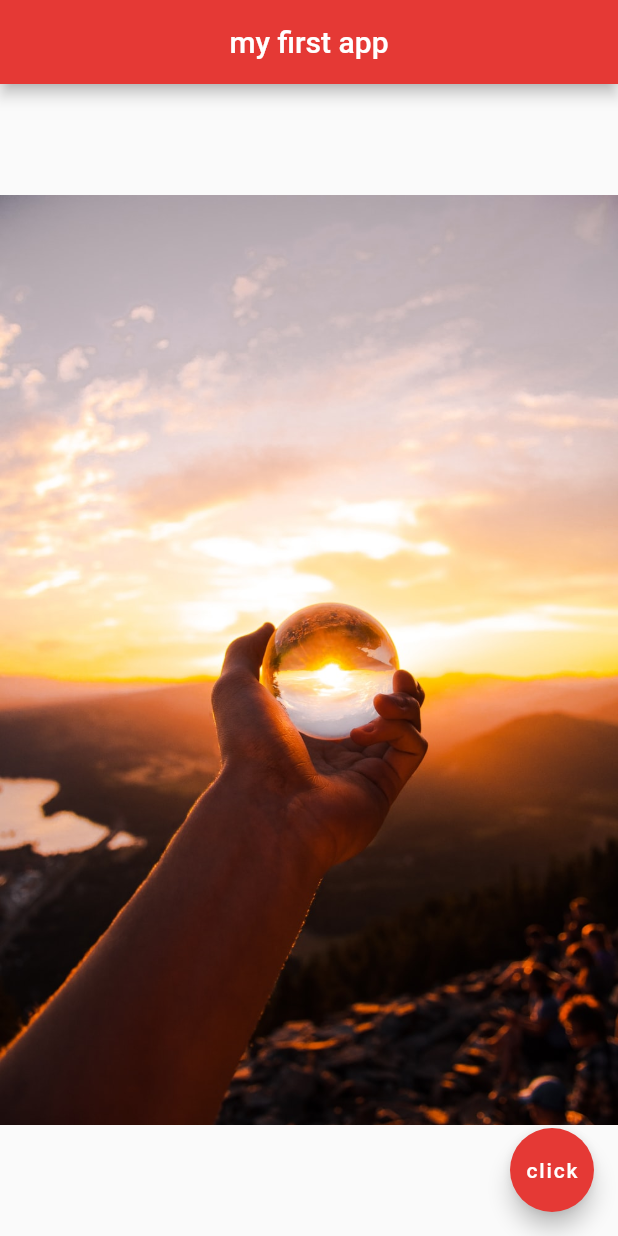
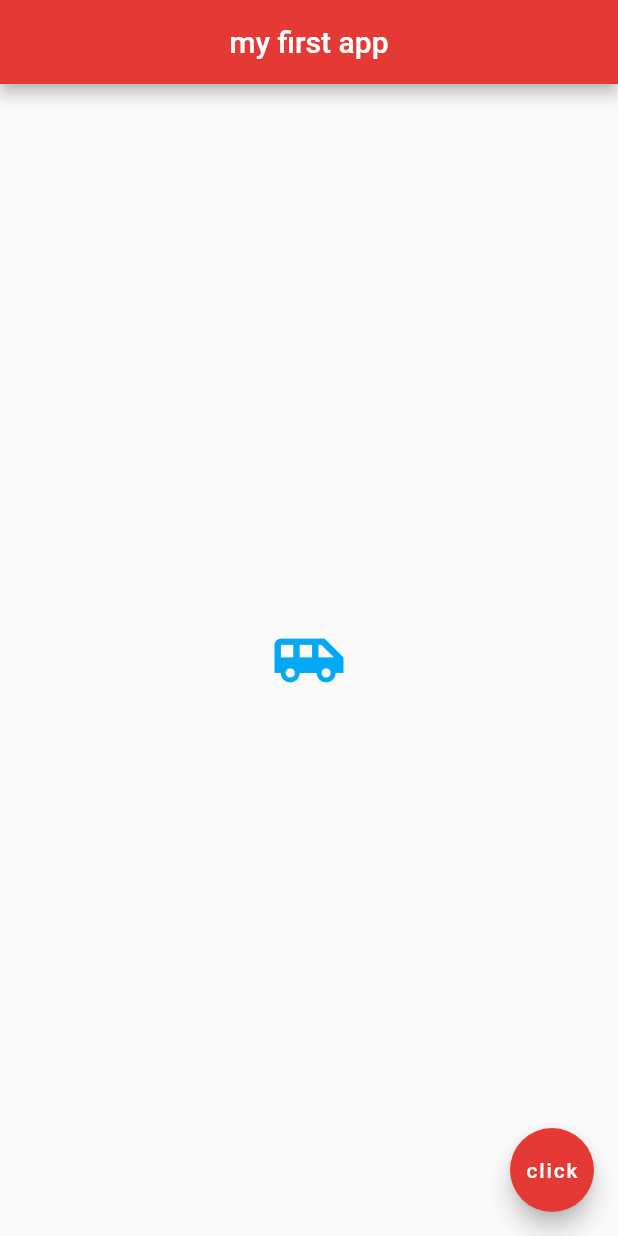
Before and after one commit to mdaniyal9/flutter, a Flutter app: the screen it shows after launch, on a phone screen of 412 x 824 dp. Run offline on Flutter 3.47's test engine with Material 2 defaults, Android fonts, the phone set to English and light mode, and no system bars.

Commit message:
icon added

```diff
--- a/lib/main.dart
+++ b/lib/main.dart
@@ -16,7 +16,11 @@ class Home extends StatelessWidget {
         backgroundColor: Colors.red[600],
       ),
       body: Center(
-        child: Image.asset('assets/space-1.jpeg'),
+        child: Icon(
+          Icons.airport_shuttle,
+          color: Colors.lightBlue,
+          size: 50.0,
+        ),
       ),
       floatingActionButton: FloatingActionButton(
         onPressed: () {  },
```
